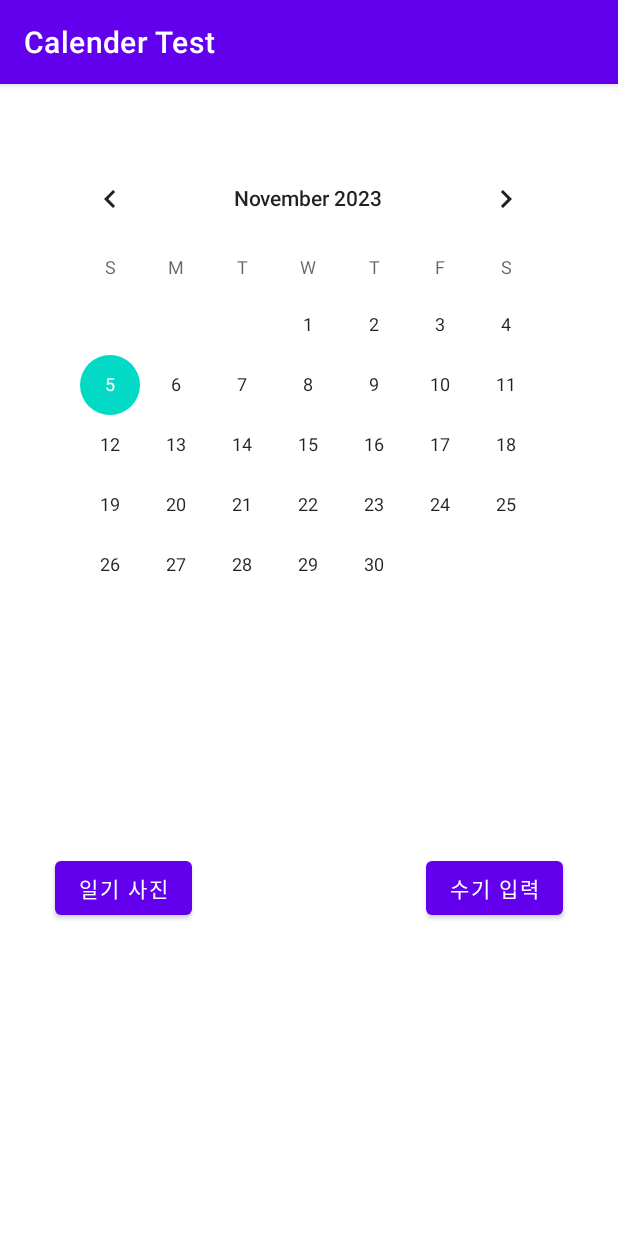
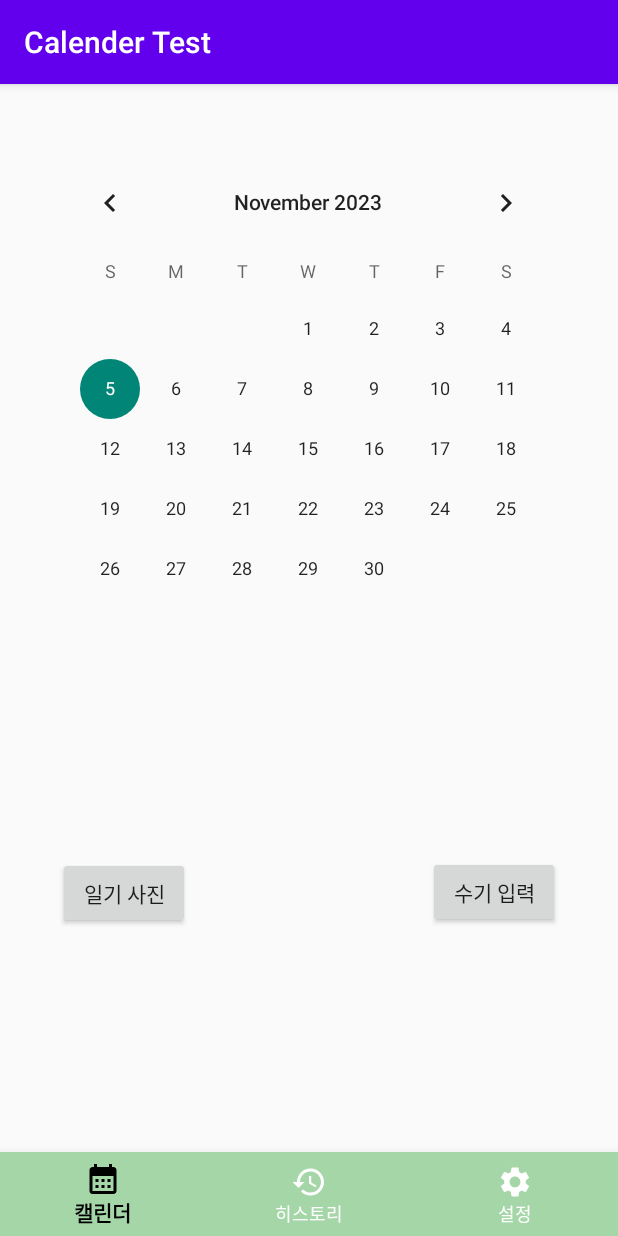
Before and after one commit to joonhyuong/MindReader, an Android app: the screen it shows after launch (MainActivity), on a phone screen of 412 x 824 dp. Run offline under Robolectric (Android 15) with nearby library versions, the phone set to English and light mode, and no system bars.

Commit message:
아래 메뉴창 만듬

```diff
--- /dev/null
+++ b/app/src/main/res/drawable/ic_calendar_month.xml
@@ -0,0 +1,5 @@
+<vector android:height="24dp" android:tint="#090909"
+    android:viewportHeight="24" android:viewportWidth="24"
+    android:width="24dp" xmlns:android="http://schemas.android.com/apk/res/android">
+    <path android:fillColor="@android:color/white" android:pathData="M19,4h-1V2h-2v2H8V2H6v2H5C3.89,4 3.01,4.9 3.01,6L3,20c0,1.1 0.89,2 2,2h14c1.1,0 2,-0.9 2,-2V6C21,4.9 20.1,4 19,4zM19,20H5V10h14V20zM9,14H7v-2h2V14zM13,14h-2v-2h2V14zM17,14h-2v-2h2V14zM9,18H7v-2h2V18zM13,18h-2v-2h2V18zM17,18h-2v-2h2V18z"/>
+</vector>
--- /dev/null
+++ b/app/src/main/res/drawable/ic_emoticon.xml
@@ -0,0 +1,5 @@
+<vector android:height="24dp" android:tint="#090909"
+    android:viewportHeight="24" android:viewportWidth="24"
+    android:width="24dp" xmlns:android="http://schemas.android.com/apk/res/android">
+    <path android:fillColor="@android:color/white" android:pathData="M11.99,2C6.47,2 2,6.48 2,12s4.47,10 9.99,10C17.52,22 22,17.52 22,12S17.52,2 11.99,2zM12,20c-4.42,0 -8,-3.58 -8,-8s3.58,-8 8,-8 8,3.58 8,8 -3.58,8 -8,8zM15.5,11c0.83,0 1.5,-0.67 1.5,-1.5S16.33,8 15.5,8 14,8.67 14,9.5s0.67,1.5 1.5,1.5zM8.5,11c0.83,0 1.5,-0.67 1.5,-1.5S9.33,8 8.5,8 7,8.67 7,9.5 7.67,11 8.5,11zM12,17.5c2.33,0 4.31,-1.46 5.11,-3.5L6.89,14c0.8,2.04 2.78,3.5 5.11,3.5z"/>
+</vector>
--- /dev/null
+++ b/app/src/main/res/drawable/ic_history.xml
@@ -0,0 +1,5 @@
+<vector android:height="24dp" android:tint="#090909"
+    android:viewportHeight="24" android:viewportWidth="24"
+    android:width="24dp" xmlns:android="http://schemas.android.com/apk/res/android">
+    <path android:fillColor="@android:color/white" android:pathData="M13,3c-4.97,0 -9,4.03 -9,9L1,12l3.89,3.89 0.07,0.14L9,12L6,12c0,-3.87 3.13,-7 7,-7s7,3.13 7,7 -3.13,7 -7,7c-1.93,0 -3.68,-0.79 -4.94,-2.06l-1.42,1.42C8.27,19.99 10.51,21 13,21c4.97,0 9,-4.03 9,-9s-4.03,-9 -9,-9zM12,8v5l4.28,2.54 0.72,-1.21 -3.5,-2.08L13.5,8L12,8z"/>
+</vector>
--- /dev/null
+++ b/app/src/main/res/drawable/ic_home.xml
@@ -0,0 +1,5 @@
+<vector android:height="24dp" android:tint="#FFFFFF"
+    android:viewportHeight="24" android:viewportWidth="24"
+    android:width="24dp" xmlns:android="http://schemas.android.com/apk/res/android">
+    <path android:fillColor="@android:color/white" android:pathData="M10,20v-6h4v6h5v-8h3L12,3 2,12h3v8z"/>
+</vector>
--- /dev/null
+++ b/app/src/main/res/drawable/ic_setting.xml
@@ -0,0 +1,5 @@
+<vector android:height="24dp" android:tint="#090909"
+    android:viewportHeight="24" android:viewportWidth="24"
+    android:width="24dp" xmlns:android="http://schemas.android.com/apk/res/android">
+    <path android:fillColor="@android:color/white" android:pathData="M19.14,12.94c0.04,-0.3 0.06,-0.61 0.06,-0.94c0,-0.32 -0.02,-0.64 -0.07,-0.94l2.03,-1.58c0.18,-0.14 0.23,-0.41 0.12,-0.61l-1.92,-3.32c-0.12,-0.22 -0.37,-0.29 -0.59,-0.22l-2.39,0.96c-0.5,-0.38 -1.03,-0.7 -1.62,-0.94L14.4,2.81c-0.04,-0.24 -0.24,-0.41 -0.48,-0.41h-3.84c-0.24,0 -0.43,0.17 -0.47,0.41L9.25,5.35C8.66,5.59 8.12,5.92 7.63,6.29L5.24,5.33c-0.22,-0.08 -0.47,0 -0.59,0.22L2.74,8.87C2.62,9.08 2.66,9.34 2.86,9.48l2.03,1.58C4.84,11.36 4.8,11.69 4.8,12s0.02,0.64 0.07,0.94l-2.03,1.58c-0.18,0.14 -0.23,0.41 -0.12,0.61l1.92,3.32c0.12,0.22 0.37,0.29 0.59,0.22l2.39,-0.96c0.5,0.38 1.03,0.7 1.62,0.94l0.36,2.54c0.05,0.24 0.24,0.41 0.48,0.41h3.84c0.24,0 0.44,-0.17 0.47,-0.41l0.36,-2.54c0.59,-0.24 1.13,-0.56 1.62,-0.94l2.39,0.96c0.22,0.08 0.47,0 0.59,-0.22l1.92,-3.32c0.12,-0.22 0.07,-0.47 -0.12,-0.61L19.14,12.94zM12,15.6c-1.98,0 -3.6,-1.62 -3.6,-3.6s1.62,-3.6 3.6,-3.6s3.6,1.62 3.6,3.6S13.98,15.6 12,15.6z"/>
+</vector>
--- /dev/null
+++ b/app/src/main/res/drawable/menu_click_color.xml
@@ -0,0 +1,11 @@
+<?xml version="1.0" encoding="utf-8"?>
+<selector xmlns:android="http://schemas.android.com/apk/res/android">
+
+    <item
+        android:color="@color/black"
+        android:state_checked="true"/>
+
+    <item
+        android:color="@color/white"
+        android:state_checked="false"/>
+</selector>
--- a/app/src/main/res/layout/activity_camera.xml
+++ b/app/src/main/res/layout/activity_camera.xml
@@ -4,6 +4,7 @@
     xmlns:tools="http://schemas.android.com/tools"
     android:layout_width="match_parent"
     android:layout_height="match_parent">
+    <include layout="@layout/bottom_navigation_layout" />
 
     <Button
         android:id="@+id/pic_btn2"
--- a/app/src/main/res/layout/activity_img.xml
+++ b/app/src/main/res/layout/activity_img.xml
@@ -4,6 +4,8 @@
     xmlns:tools="http://schemas.android.com/tools"
     android:layout_width="match_parent"
     android:layout_height="match_parent">
+    <include layout="@layout/bottom_navigation_layout" />
+
 
     <Button
         android:id="@+id/galleryBtn2"
@@ -18,6 +20,7 @@
         app:layout_constraintStart_toStartOf="parent"
         app:layout_constraintTop_toTopOf="parent"
         app:layout_constraintVertical_bias="0.888" />
+
 
     <Button
         android:id="@+id/galleryBtn"
@@ -54,4 +57,5 @@
         app:layout_constraintStart_toStartOf="parent"
         app:layout_constraintTop_toBottomOf="@+id/galleryBtn" />
 
+
 </androidx.constraintlayout.widget.ConstraintLayout>
--- a/app/src/main/res/layout/activity_main.xml
+++ b/app/src/main/res/layout/activity_main.xml
@@ -5,6 +5,12 @@
     android:layout_width="match_parent"
     android:layout_height="match_parent"
     tools:context=".MainActivity">
+    <include layout="@layout/bottom_navigation_layout" />
+    <FrameLayout
+        android:id="@+id/mainFrameLayout"
+        android:layout_width="match_parent"
+        android:layout_height="match_parent" />
+
 
     <CalendarView
         android:id="@+id/calendarView"
@@ -15,7 +21,8 @@
         app:layout_constraintHorizontal_bias="0.491"
         app:layout_constraintStart_toStartOf="parent"
         app:layout_constraintTop_toTopOf="parent"
-        app:layout_constraintVertical_bias="0.099" />
+        app:layout_constraintVertical_bias="0.106" />
+
 
     <Button
         android:id="@+id/imgBtn"
@@ -28,7 +35,7 @@
         app:layout_constraintHorizontal_bias="0.79"
         app:layout_constraintStart_toStartOf="parent"
         app:layout_constraintTop_toBottomOf="@+id/calendarView"
-        app:layout_constraintVertical_bias="0.0" />
+        app:layout_constraintVertical_bias="0.004" />
 
     <Button
         android:id="@+id/textBtn"
@@ -53,4 +60,9 @@
         android:layout_marginEnd="8dp" android:layout_marginRight="8dp"
         app:layout_constraintStart_toStartOf="parent" android:layout_marginLeft="8dp"
         android:layout_marginStart="8dp" android:textAppearance="@style/TextAppearance.AppCompat.Large"/>
+
+
+
+
+
 </androidx.constraintlayout.widget.ConstraintLayout>
--- /dev/null
+++ b/app/src/main/res/layout/bottom_navigation_layout.xml
@@ -0,0 +1,20 @@
+<?xml version="1.0" encoding="utf-8"?>
+<androidx.constraintlayout.widget.ConstraintLayout xmlns:android="http://schemas.android.com/apk/res/android"
+    xmlns:app="http://schemas.android.com/apk/res-auto"
+    xmlns:tools="http://schemas.android.com/tools"
+    android:layout_width="match_parent"
+    android:layout_height="match_parent">
+
+    <com.google.android.material.bottomnavigation.BottomNavigationView
+        android:id="@+id/navigationView"
+        android:layout_width="match_parent"
+        android:layout_height="wrap_content"
+        android:layout_weight="3"
+        app:itemBackground="@color/green"
+        app:itemIconTint="@drawable/menu_click_color"
+        app:itemTextColor="@drawable/menu_click_color"
+        app:layout_constraintBottom_toBottomOf="parent"
+        app:menu="@menu/navi_menu"
+        tools:ignore="MissingConstraints" />
+
+</androidx.constraintlayout.widget.ConstraintLayout>
--- /dev/null
+++ b/app/src/main/res/menu/navi_menu.xml
@@ -0,0 +1,19 @@
+<?xml version="1.0" encoding="utf-8"?>
+<menu xmlns:android="http://schemas.android.com/apk/res/android">
+
+    <item
+        android:id="@+id/calenderFragment"
+        android:title="캘린더"
+        android:icon="@drawable/ic_calendar_month"/>
+
+    <item
+        android:id="@+id/homeFragment"
+        android:title="히스토리"
+        android:icon="@drawable/ic_history"/>
+
+    <item
+        android:id="@+id/myPageFragment"
+        android:title="설정"
+        android:icon="@drawable/ic_setting"/>
+
+</menu>
--- a/app/src/main/res/network_security_config/xml.kt
+++ /dev/null
@@ -1,5 +0,0 @@
-
-<?xml version="1.0" encoding="utf-8"?>
-<network-security-config>
-<base-config cleartextTrafficPermitted="true" />
-</network-security-config>
--- a/app/src/main/res/values-night/themes.xml
+++ b/app/src/main/res/values-night/themes.xml
@@ -1,6 +1,6 @@
 <resources xmlns:tools="http://schemas.android.com/tools">
     <!-- Base application theme. -->
-    <style name="Theme.CalenderTest" parent="Theme.MaterialComponents.DayNight.DarkActionBar">
+    <style name="Theme.CalenderTest" parent="Theme.AppCompat.DayNight.DarkActionBar">
         <!-- Primary brand color. -->
         <item name="colorPrimary">@color/purple_200</item>
         <item name="colorPrimaryVariant">@color/purple_700</item>
@@ -11,6 +11,7 @@
         <item name="colorOnSecondary">@color/black</item>
         <!-- Status bar color. -->
         <item name="android:statusBarColor">?attr/colorPrimaryVariant</item>
+
         <!-- Customize your theme here. -->
     </style>
 </resources>
--- a/app/src/main/res/values/colors.xml
+++ b/app/src/main/res/values/colors.xml
@@ -6,5 +6,7 @@
     <color name="teal_200">#FF03DAC5</color>
     <color name="teal_700">#FF018786</color>
     <color name="black">#FF000000</color>
-    <color name="white">#FFFFFFFF</color>
+    <color name="white">#FFFFFF</color>
+    <color name="Gold">#FFFFD700</color>
+    <color name="green">#A5D6A7</color>
 </resources>
--- a/app/src/main/res/values/strings.xml
+++ b/app/src/main/res/values/strings.xml
@@ -1,3 +1,5 @@
 <resources>
     <string name="app_name">Calender Test</string>
+    <!-- TODO: Remove or change this placeholder text -->
+    <string name="hello_blank_fragment">Hello blank fragment</string>
 </resources>
--- a/app/src/main/res/values/themes.xml
+++ b/app/src/main/res/values/themes.xml
@@ -1,6 +1,7 @@
 <resources xmlns:tools="http://schemas.android.com/tools">
     <!-- Base application theme. -->
-    <style name="Theme.CalenderTest" parent="Theme.MaterialComponents.DayNight.DarkActionBar">
+    <style name="Theme.CalenderTest" parent="Theme.AppCompat.DayNight.DarkActionBar">
+
         <!-- Primary brand color. -->
         <item name="colorPrimary">@color/purple_500</item>
         <item name="colorPrimaryVariant">@color/purple_700</item>
@@ -11,6 +12,7 @@
         <item name="colorOnSecondary">@color/black</item>
         <!-- Status bar color. -->
         <item name="android:statusBarColor">?attr/colorPrimaryVariant</item>
+
         <!-- Customize your theme here. -->
     </style>
 </resources>
```
Also changed, not shown: app/src/main/java/com/example/calendertest/ImgActivity.kt (+32 -0 lines), app/src/main/java/com/example/calendertest/MainActivity.kt (+23 -4 lines).
